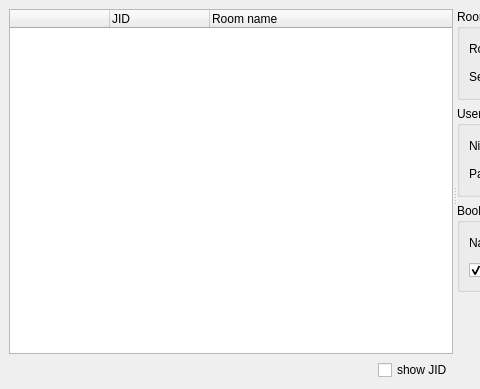
xmpp-graveyard/jabbim, file widgets/mucbrowser.ui: the form before one commit; both pictures show x 0 to 480 and y 0 to 389 of the 712 by 389 pixel window.
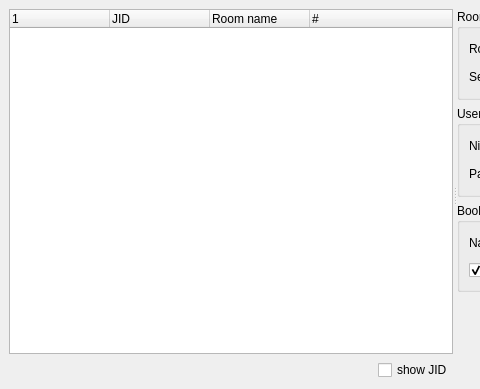
The form after the commit.

The edit to the form file:
```diff
--- a/widgets/mucbrowser.ui
+++ b/widgets/mucbrowser.ui
@@ -24,7 +24,7 @@
      <property name="orientation" >
       <enum>Qt::Horizontal</enum>
      </property>
-     <widget class="QWidget" name="" >
+     <widget class="QWidget" name="layoutWidget" >
       <layout class="QGridLayout" >
        <property name="margin" >
         <number>0</number>
@@ -49,7 +49,7 @@
         <widget class="QTreeWidget" name="groupchats" >
          <column>
           <property name="text" >
-           <string> </string>
+           <string/>
           </property>
          </column>
          <column>
@@ -62,6 +62,11 @@
            <string>Room name</string>
           </property>
          </column>
+         <column>
+          <property name="text" >
+           <string>#</string>
+          </property>
+         </column>
         </widget>
        </item>
        <item row="1" column="1" >
```
Left out of the diff: 3 changed lines with no effect on the pictures.
